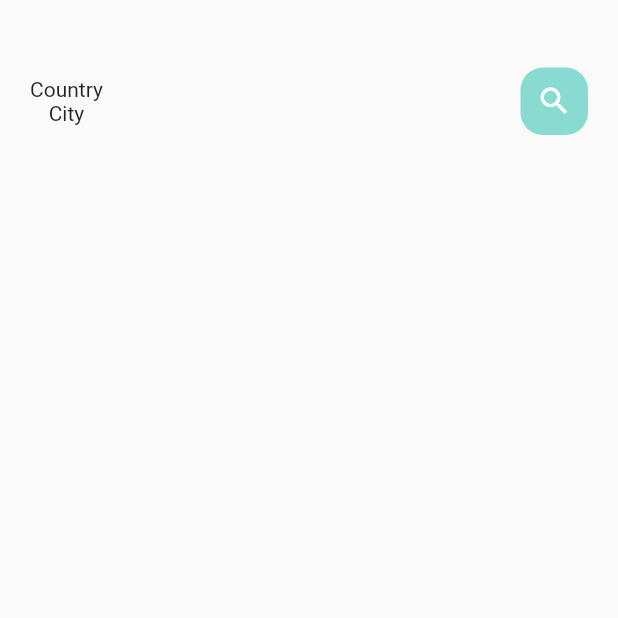
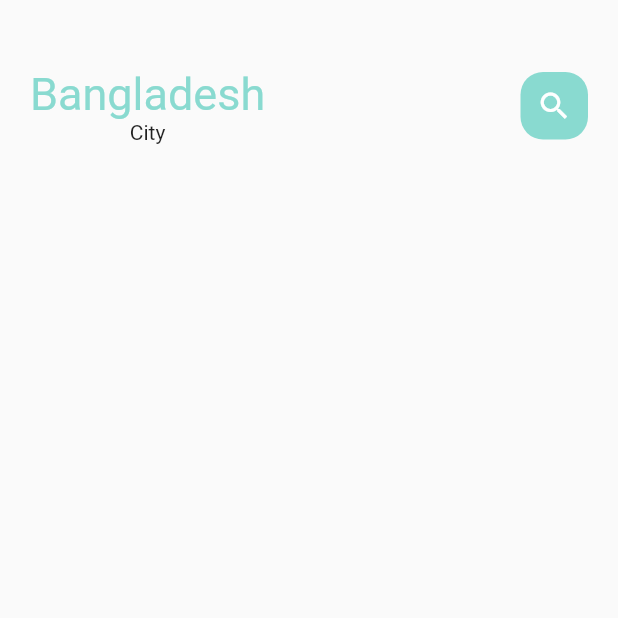
Before and after one commit to tonhom260/test, a Flutter app: the screen it shows after launch, on a phone screen of 412 x 824 dp, the top half of it. Run offline on Flutter 3.47's test engine with Material 2 defaults, Android fonts, the phone set to English and light mode, and no system bars.

Commit message:
initial MyApplication Proj

```diff
--- a/lib/home/main_food_page.dart
+++ b/lib/home/main_food_page.dart
@@ -1,3 +1,4 @@
+import 'package:ecommerce/widgets/big_text.dart';
 import 'package:flutter/cupertino.dart';
 import 'package:flutter/material.dart';
 
@@ -24,8 +25,8 @@ class _MainFoodPageState extends State<MainFoodPage> {
               mainAxisAlignment: MainAxisAlignment.spaceBetween,
               children: [
                 Column(
-                  children: const [
-                    Text('Country'),
+                  children: [
+                    Bigtext(text: 'Bangladesh',color: AppColors.mainColor,size: 30,),
                     Text('City'),
                   ],
                 ),
--- a/lib/widgets/big_text.dart
+++ b/lib/widgets/big_text.dart
@@ -3,9 +3,10 @@ import 'package:flutter/cupertino.dart';
 class Bigtext extends StatelessWidget {
   final Color? color;
   final String text;
-  final double size;
-  final TextOverflow overFlow;
-  const Bigtext({Key? key, this.color,
+  double size;
+  TextOverflow overFlow;
+  Bigtext({Key? key,
+    this.color = const Color(0xFF332d2b),
     required this.text,
     this.size = 20.0,
     this.overFlow=TextOverflow.ellipsis})
@@ -16,7 +17,9 @@ class Bigtext extends StatelessWidget {
     return Text(
       text,
       overflow: overFlow,
-      style: TextStyle(fontSize: size,color: color,fontFamily: 'Roboto',
+      style: TextStyle(fontSize: size,
+          color: color,
+          fontFamily: 'Roboto',
           fontWeight: FontWeight.w400),
 
 
```
Also changed, not shown: pubspec.yaml (+13 -24 lines), lib/widgets/small_text.dart (added).
